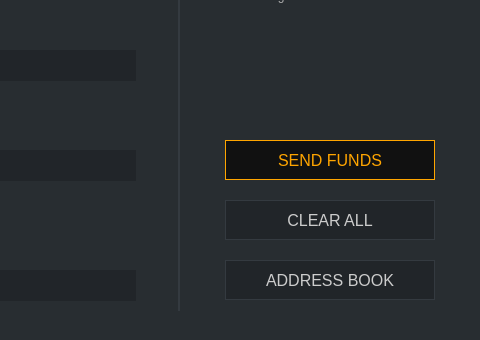
This is src/gui/ui/sendframe.ui in ConcealNetwork/conceal-desktop as Qt 5 draws it before an edit; both pictures show x 790 to 1270 and y 360 to 700 of the 1270 by 700 pixel window. The edited form follows.
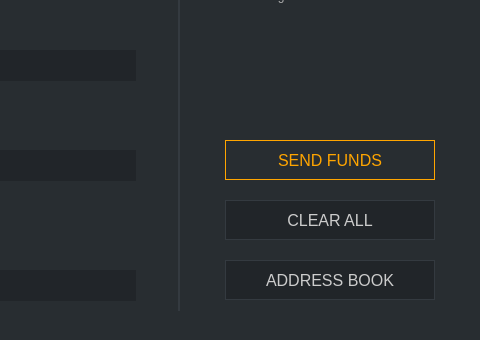
This is the edited form. Icons and pictures are not drawn.

```diff
--- a/src/gui/ui/sendframe.ui
+++ b/src/gui/ui/sendframe.ui
@@ -365,7 +365,7 @@
         </font>
        </property>
        <property name="styleSheet">
-        <string notr="true">QPushButton#m_sendButton {color: orange; background-color: #111111; border: 1px solid orange; font-size: 16px;}
+        <string notr="true">QPushButton#m_sendButton {color: orange;  border: 1px solid orange; font-size: 16px;}
 
 QPushButton#m_sendButton:hover {color: orange; background-color: #111111; border: 2px solid orange; font-size: 16px;}</string>
        </property>
```
Left out of the diff: 2 changed lines with no effect on the pictures.
